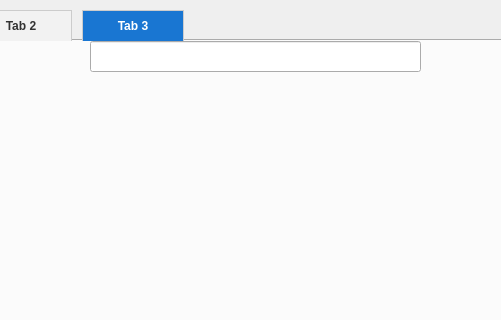
Daniel-yuan/ArknightsCalc, file mainwindow.ui: the form before one commit; both pictures show x 142 to 643 and y 0 to 320 of the 800 by 600 pixel window.
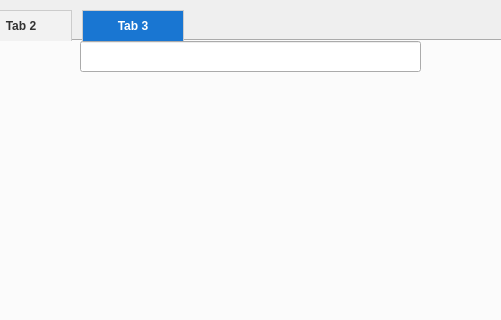
The form after the commit.

The edit to the form file:
```diff
--- a/mainwindow.ui
+++ b/mainwindow.ui
@@ -61,9 +61,9 @@
      <widget class="QLineEdit" name="lineEdit">
       <property name="geometry">
        <rect>
-        <x>230</x>
+        <x>220</x>
         <y>0</y>
-        <width>331</width>
+        <width>341</width>
         <height>31</height>
        </rect>
       </property>
```
